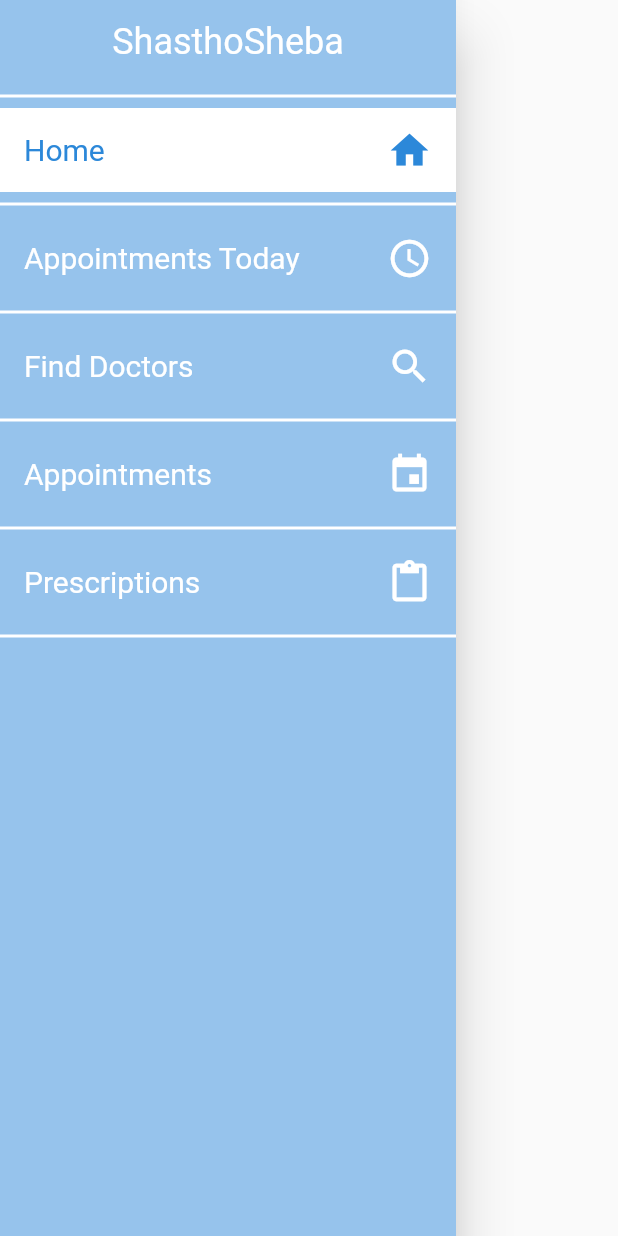
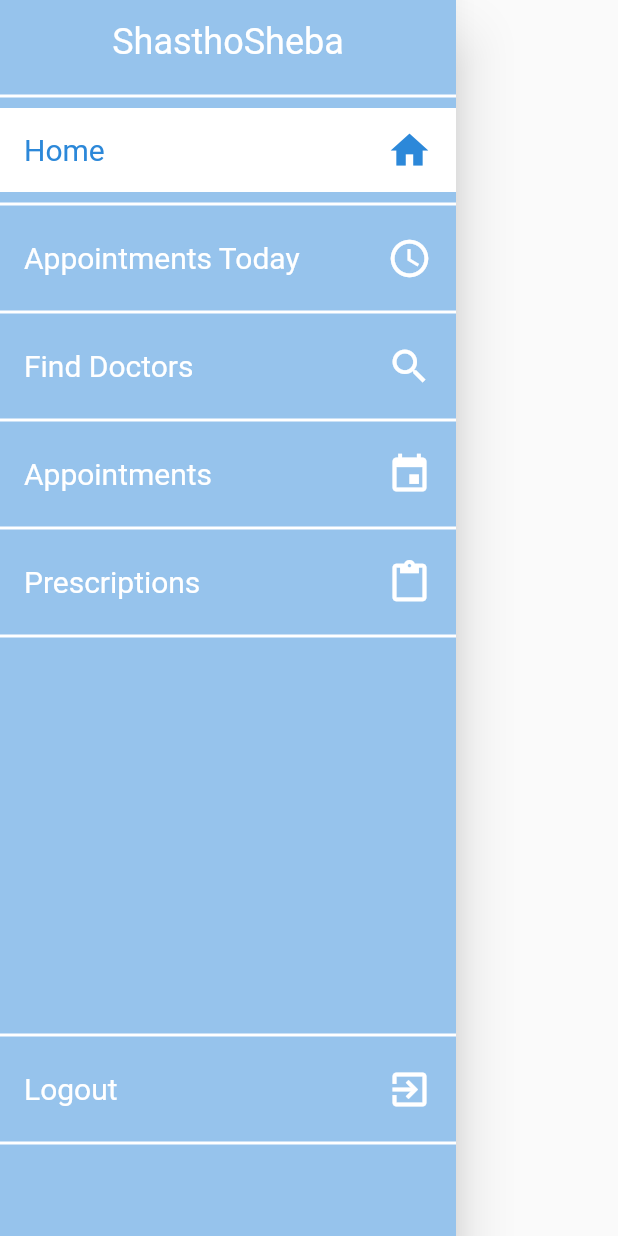
Before and after one commit to milford116/Shastho_seba, a Flutter app: the MyDrawer widget shown alone on an empty page, opened directly, on a phone screen of 412 x 824 dp. Run offline on Flutter 3.47's test engine with Material 2 defaults, Android fonts, the phone set to English and light mode, and no system bars; our stand-ins replace shared_preferences; accounts and stored records are empty.

Commit message:
logout added to drawer

```diff
--- a/lib/widgets/drawer.dart
+++ b/lib/widgets/drawer.dart
@@ -8,6 +8,7 @@ enum Selected {
   findDoctors,
   appointments,
   prescriptions,
+  logout,
 }
 
 class MyDrawer extends StatelessWidget {
@@ -79,6 +80,24 @@ class MyDrawer extends StatelessWidget {
               color: Colors.white,
               thickness: 2.0,
             ),
+            Expanded(
+              child: SizedBox(
+                height: 250,
+              ),
+            ),
+            Divider(
+              color: Colors.white,
+              thickness: 2.0,
+            ),
+            _Tile(
+              'Logout',
+              Icons.exit_to_app,
+              selected == Selected.logout,
+            ),
+            Divider(
+              color: Colors.white,
+              thickness: 2.0,
+            ),
           ],
         ),
       ),
```
